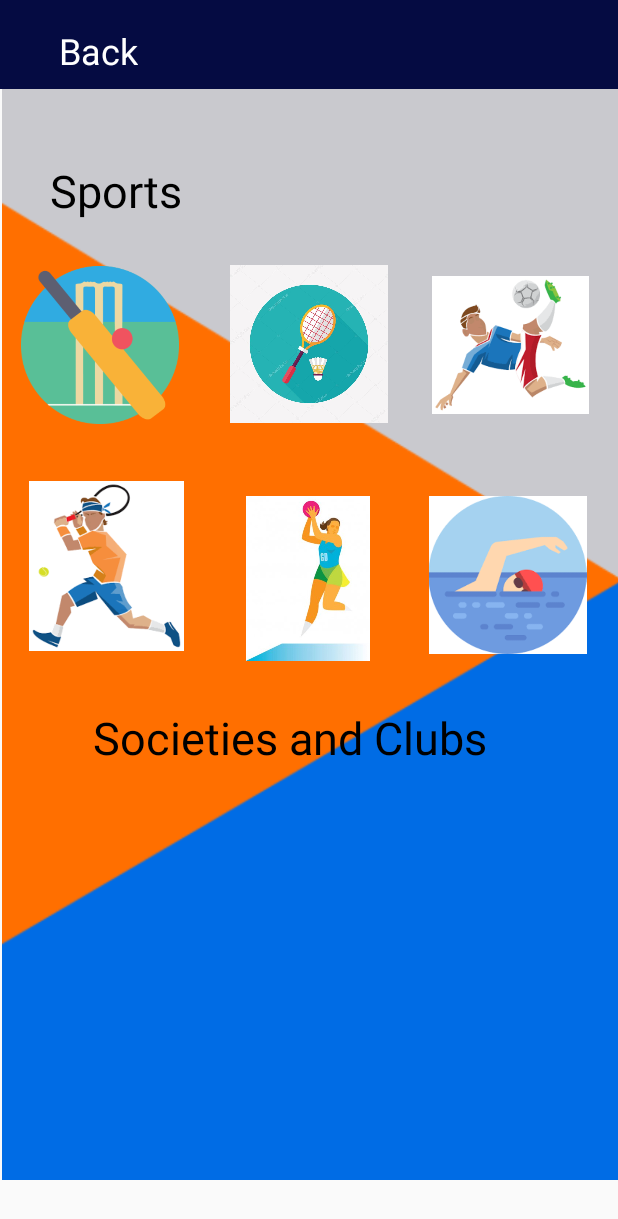
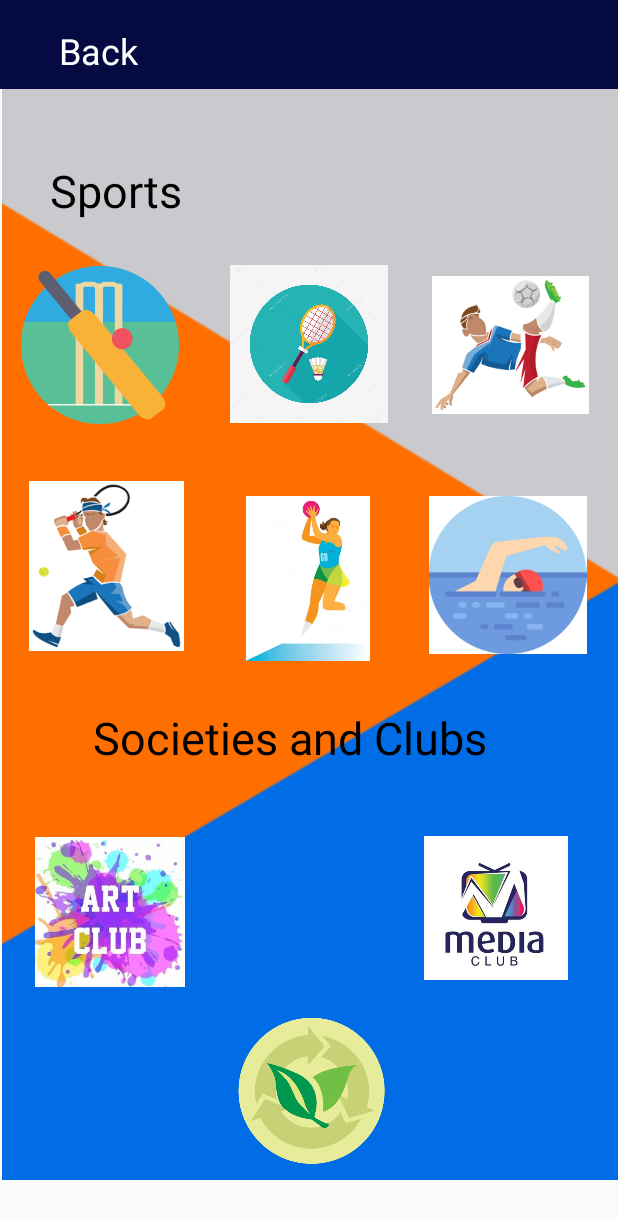
Before and after one commit to RaviniManeesha/MAD_G5.9, an Android app: the sports screen opened directly, with no data from a screen before it, on a phone screen of 412 x 824 dp. Shown: the top 1219 px of the screen. Run offline under Robolectric (Android 15) with nearby library versions, the phone set to English and light mode, and no system bars; Roboto replaces fonts that are not available here.

Commit message:
Add MAD Project

```diff
--- a/app/src/main/res/layout/activity_sports.xml
+++ b/app/src/main/res/layout/activity_sports.xml
@@ -112,11 +112,11 @@
         android:contentDescription="@string/img"
         app:layout_constraintBottom_toBottomOf="parent"
         app:layout_constraintEnd_toEndOf="parent"
-        app:layout_constraintHorizontal_bias="0.493"
+        app:layout_constraintHorizontal_bias="0.506"
         app:layout_constraintStart_toStartOf="parent"
         app:layout_constraintTop_toTopOf="parent"
-        app:layout_constraintVertical_bias="0.958"
-        tools:srcCompat="@tools:sample/avatars" />
+        app:layout_constraintVertical_bias="0.94"
+        app:srcCompat="@drawable/enviro_club" />
 
     <ImageView
         android:id="@+id/imageView28"
@@ -129,7 +129,7 @@
         app:layout_constraintStart_toStartOf="parent"
         app:layout_constraintTop_toTopOf="parent"
         app:layout_constraintVertical_bias="0.771"
-        tools:srcCompat="@tools:sample/avatars" />
+        app:srcCompat="@drawable/art_club" />
 
     <ImageView
         android:id="@+id/imageView25"
@@ -142,7 +142,7 @@
         app:layout_constraintStart_toStartOf="parent"
         app:layout_constraintTop_toTopOf="parent"
         app:layout_constraintVertical_bias="0.766"
-        tools:srcCompat="@tools:sample/avatars" />
+        app:srcCompat="@drawable/media_club" />
 
     <ImageView
         android:id="@+id/imageView20"
```
Also changed, not shown: app/src/main/java/com/example/mad_059/resetpwd1.java (+19 -1 lines), app/src/main/java/com/example/mad_059/resetpwd2.java (+19 -1 lines), app/src/main/res/layout/activity_information.xml (+15 -0 lines), app/src/main/res/drawable/art_club.jpg (added), app/src/main/res/drawable/eduinfo.jpg (deleted), app/src/main/res/drawable/enviro_club.png (added), app/src/main/res/drawable/media_club.jpeg (added).
